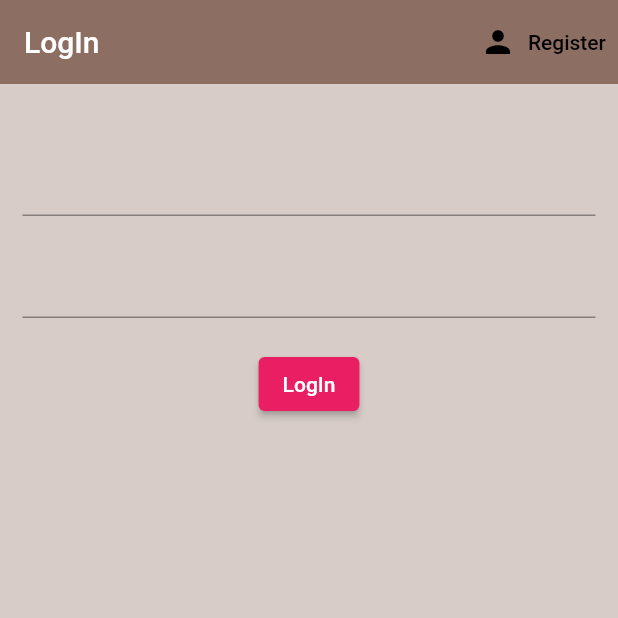
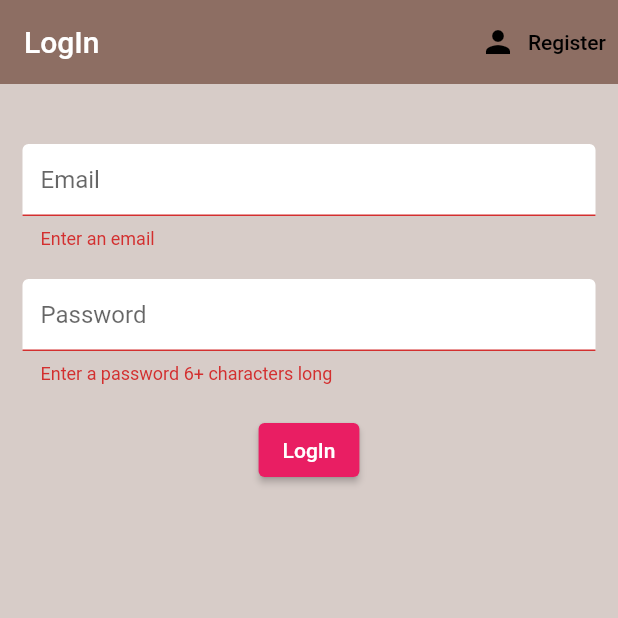
Before and after one commit to EduardoCC-bot/App_IoT, a Flutter app: the screen it shows after launch, after a tap on "LogIn", on a phone screen of 412 x 824 dp, the top half of it. Run offline on Flutter 3.47's test engine with Material 2 defaults, Android fonts, the phone set to English and light mode, and no system bars; our stand-ins replace firebase_auth, firebase_core, firebase_database, flutter_spinkit; accounts and stored records are empty.

Commit message:
loading y lectura de bdd

```diff
--- /dev/null
+++ b/lib/models/descripcion.txt
@@ -0,0 +1,2 @@
+Carpeta usada para crear los modelos o clases de los objetos que se usarán
+en el programa.
--- /dev/null
+++ b/lib/screens/authenticate/descripcion.txt
@@ -0,0 +1 @@
+contiene las pantallas referentes a la autenticación
--- a/lib/screens/authenticate/login.dart
+++ b/lib/screens/authenticate/login.dart
@@ -1,5 +1,7 @@
 import 'package:flutter/material.dart';
 import 'package:proyectoiot/services/auth.dart';
+import 'package:proyectoiot/shared/constants.dart';
+import 'package:proyectoiot/shared/loading.dart';
 
 class LogIn extends StatefulWidget {
 
@@ -13,14 +15,17 @@ class LogIn extends StatefulWidget {
 class _LogInState extends State<LogIn> {
 
   final AuthService _auth = AuthService();
+  final _formKey = GlobalKey<FormState>();
+  bool loading = false;
 
   //estado del campo de texto
   String email = '';
   String password = '';
+  String error = '';
 
   @override
   Widget build(BuildContext context) {
-    return Scaffold(
+    return loading ? const Loading() : Scaffold(
       backgroundColor: Colors.brown[100],
       appBar: AppBar(
         backgroundColor: Colors.brown[400],
@@ -42,16 +47,21 @@ class _LogInState extends State<LogIn> {
       body: Container(
         padding: const EdgeInsets.symmetric(vertical: 20.0, horizontal: 15.0),
         child: Form(
+          key: _formKey,
           child: Column(
             children: <Widget>[
               const SizedBox(height: 20.0),
               TextFormField(
+                decoration: textInputDecoration.copyWith(hintText: 'Email'),
+                validator: (val) => val!.isEmpty ? 'Enter an email' : null,
                 onChanged: (val){
                   setState(() => email = val);
                 }
               ),
               const SizedBox(height: 20.0),
               TextFormField(
+                decoration: textInputDecoration.copyWith(hintText: 'Password'),
+                validator: (val) => val!.length < 6 ? 'Enter a password 6+ characters long' : null,
                 obscureText: true,
                 onChanged: (val){
                   setState(() => password = val);
@@ -65,8 +75,20 @@ class _LogInState extends State<LogIn> {
                   style: TextStyle(color: Colors.white),
                   ),
                 onPressed: () async {
-
+                  if (_formKey.currentState!.validate()){
+                    setState(() => loading = true);
+                    dynamic result = await _auth.logInWithEmailAndPassword(email, password);
+                    if(result == null){
+                      setState(() => loading = false);
+                      setState(() => error = 'Could not log in with those credentials.');
+                    }
+                  }
                 },
+                ),
+                const SizedBox(height: 12.0),
+                Text(
+                  error,
+                  style: const TextStyle(color: Colors.red)
                 )
             ],
           )
--- a/lib/screens/authenticate/register.dart
+++ b/lib/screens/authenticate/register.dart
@@ -1,5 +1,6 @@
 import 'package:flutter/material.dart';
 import 'package:proyectoiot/services/auth.dart';
+import 'package:proyectoiot/shared/constants.dart';
 
 class Register extends StatefulWidget {
 
@@ -14,7 +15,7 @@ class _RegisterState extends State<Register> {
 
   final AuthService _auth = AuthService();
   final _formKey = GlobalKey<FormState>();
-
+  bool loading = false;
   //estado de campo de texto
   String email = '';
   String password = '';
@@ -49,6 +50,7 @@ class _RegisterState extends State<Register> {
             children: <Widget>[
               const SizedBox(height: 20.0),
               TextFormField(
+                decoration: textInputDecoration.copyWith(hintText: 'Email'),
                 validator: (val) => val!.isEmpty ? 'Enter an email' : null,
                 onChanged: (val){
                   setState(() => email = val);
@@ -56,6 +58,7 @@ class _RegisterState extends State<Register> {
               ),
               const SizedBox(height: 20.0),
               TextFormField(
+                decoration: textInputDecoration.copyWith(hintText: 'Password'),
                 validator: (val) => val!.length < 6 ? 'Enter a password 6+ characters long' : null,
                 obscureText: true,
                 onChanged: (val){
@@ -71,9 +74,13 @@ class _RegisterState extends State<Register> {
                   ),
                 onPressed: () async {
                   if (_formKey.currentState!.validate()){
+                    setState(() => loading = true);
                     dynamic result = await _auth.registerWithEmailAndPassword(email, password);
                     if(result == null){
-                      setState(() => error = 'Please supply a valid email.');
+                      setState(() {
+                        error = 'Please supply a valid email.';
+                        loading = false;
+                        });
                     }
                   }
                 },
--- /dev/null
+++ b/lib/screens/home/descripcion.txt
@@ -0,0 +1 @@
+contiene las pantallas referentes al HOME de la aplicación
--- a/lib/screens/wrapper.dart
+++ b/lib/screens/wrapper.dart
@@ -12,7 +12,7 @@ class Wrapper extends StatelessWidget {
     final user = Provider.of<UserModel?>(context);
     //return Home o Authenticate
     if(user==null){
-      return Authenticate();
+      return const Authenticate();
     } else {
       return Home();
     }
--- a/lib/services/auth.dart
+++ b/lib/services/auth.dart
@@ -44,6 +44,16 @@ class AuthService{
   }
 
   //ingresar por email y contraseña
+  Future logInWithEmailAndPassword(String email, String password) async {
+    try{
+      UserCredential result = await _auth.signInWithEmailAndPassword(email: email, password: password);
+      User? user = result.user;
+      return _userFromFirebaseUser(user);
+    } catch(e) {
+      print(e.toString());
+      return null;
+    }
+  }
 
   //salir
   Future signOut() async{
--- /dev/null
+++ b/lib/services/descripcion.txt
@@ -0,0 +1 @@
+contiene la lógica detras de la aplicación, por ejemplo: el proceso de autenticación.
--- /dev/null
+++ b/lib/shared/constants.dart
@@ -0,0 +1,12 @@
+import 'package:flutter/material.dart';
+
+const textInputDecoration =  InputDecoration(
+    fillColor: Colors.white,
+    filled: true,
+    enabledBorder: OutlineInputBorder(
+      borderSide: BorderSide(color: Colors.white, width: 2.0)
+    ),
+    focusedBorder: OutlineInputBorder(
+      borderSide: BorderSide(color: Colors.pink, width: 2.0)
+    )
+  );
--- /dev/null
+++ b/lib/shared/descripcion.txt
@@ -0,0 +1 @@
+contiene recursos/widgets y características compartidas entre varios widgets y pantallas
--- a/pubspec.yaml
+++ b/pubspec.yaml
@@ -40,6 +40,8 @@ dependencies:
   firebase_auth: ^4.11.1
   cloud_firestore: ^4.11.0
   provider: ^6.0.5
+  flutter_spinkit: ^5.2.0
+  firebase_database: ^10.3.2
 
 dev_dependencies:
   flutter_test:
```
Also changed, not shown: google-services.json (added, +29 -0 lines), lib/screens/home/home.dart (+3 -6 lines), lib/services/sensordataread.dart (added, +45 -0 lines), lib/shared/loading.dart (added, +19 -0 lines), lib/firebase_options.dart, pubspec.lock.
